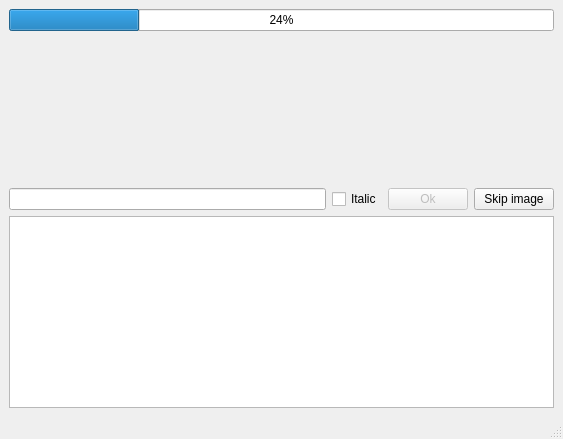
Qt form main_window.ui (tonttu/subocr) before a commit.
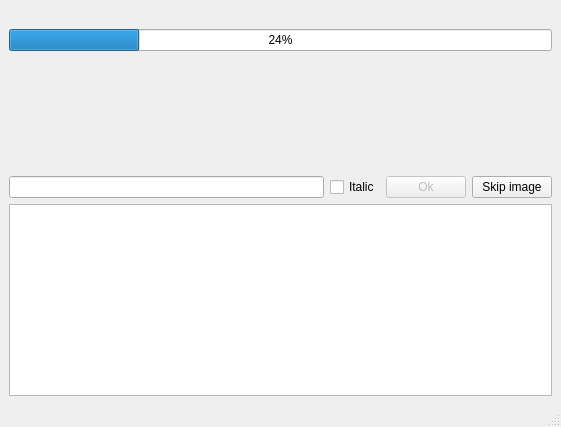
The same form after that commit.

The edit to the form file:
```diff
--- a/main_window.ui
+++ b/main_window.ui
@@ -6,8 +6,8 @@
    <rect>
     <x>0</x>
     <y>0</y>
-    <width>563</width>
-    <height>439</height>
+    <width>561</width>
+    <height>427</height>
    </rect>
   </property>
   <property name="windowTitle">
@@ -15,51 +15,31 @@
   </property>
   <widget class="QWidget" name="centralwidget">
    <layout class="QGridLayout" name="gridLayout">
-    <item row="5" column="0" colspan="4">
+    <item row="7" column="0" colspan="4">
      <widget class="QPlainTextEdit" name="log">
       <property name="readOnly">
        <bool>true</bool>
       </property>
      </widget>
     </item>
-    <item row="3" column="0" colspan="4">
+    <item row="5" column="0" colspan="4">
      <widget class="QLabel" name="img">
       <property name="text">
        <string/>
       </property>
      </widget>
     </item>
-    <item row="4" column="0">
+    <item row="6" column="0">
      <widget class="QLineEdit" name="input"/>
     </item>
-    <item row="4" column="3">
+    <item row="6" column="3">
      <widget class="QPushButton" name="skipImageButton">
       <property name="text">
        <string>Skip image</string>
       </property>
      </widget>
     </item>
-    <item row="2" column="0">
-     <spacer name="verticalSpacer">
-      <property name="orientation">
-       <enum>Qt::Vertical</enum>
-      </property>
-      <property name="sizeHint" stdset="0">
-       <size>
-        <width>20</width>
-        <height>40</height>
-       </size>
-      </property>
-     </spacer>
-    </item>
-    <item row="1" column="0" colspan="4">
-     <widget class="QLabel" name="filename">
-      <property name="text">
-       <string/>
-      </property>
-     </widget>
-    </item>
-    <item row="4" column="2">
+    <item row="6" column="2">
      <widget class="QPushButton" name="okButton">
       <property name="enabled">
        <bool>false</bool>
@@ -75,19 +55,39 @@
       </property>
      </widget>
     </item>
-    <item row="0" column="0" colspan="4">
+    <item row="6" column="1">
+     <widget class="QCheckBox" name="italic">
+      <property name="text">
+       <string>Italic</string>
+      </property>
+     </widget>
+    </item>
+    <item row="2" column="0" colspan="4">
+     <widget class="QLabel" name="filename">
+      <property name="text">
+       <string/>
+      </property>
+     </widget>
+    </item>
+    <item row="3" column="0" colspan="4">
      <widget class="QProgressBar" name="progressBar">
       <property name="value">
        <number>24</number>
       </property>
      </widget>
     </item>
-    <item row="4" column="1">
-     <widget class="QCheckBox" name="italic">
-      <property name="text">
-       <string>Italic</string>
+    <item row="4" column="0" colspan="4">
+     <spacer name="verticalSpacer">
+      <property name="orientation">
+       <enum>Qt::Vertical</enum>
       </property>
-     </widget>
+      <property name="sizeHint" stdset="0">
+       <size>
+        <width>20</width>
+        <height>40</height>
+       </size>
+      </property>
+     </spacer>
     </item>
    </layout>
   </widget>
```
Left out of the diff: 4 changed lines with no effect on the pictures.
